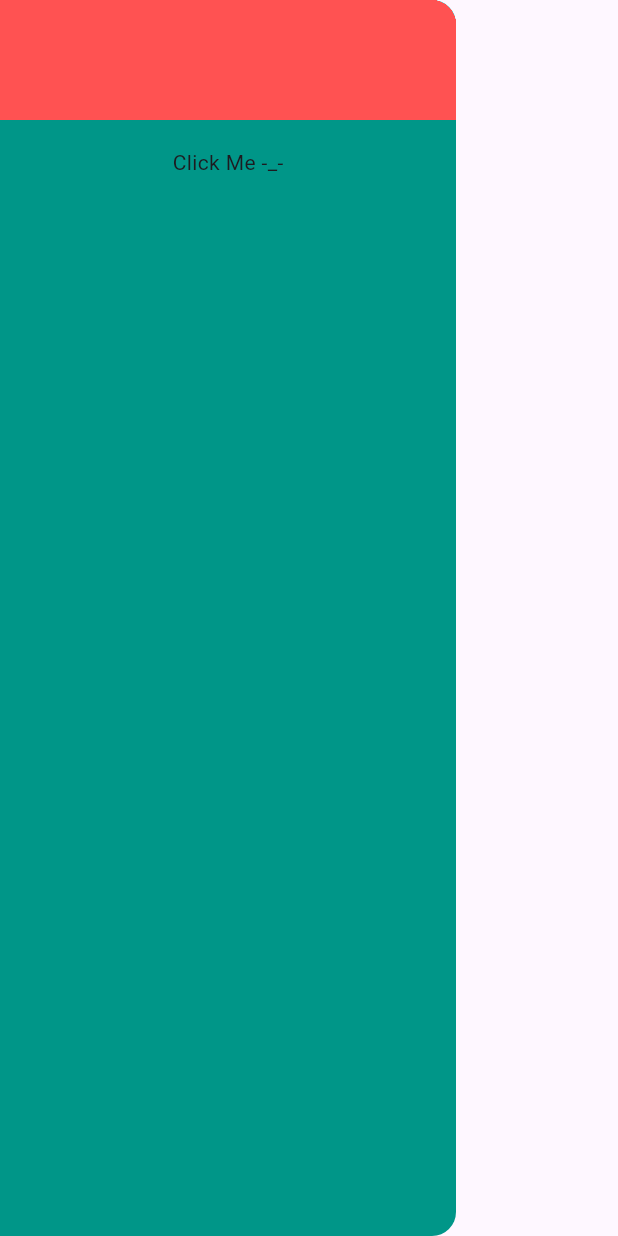
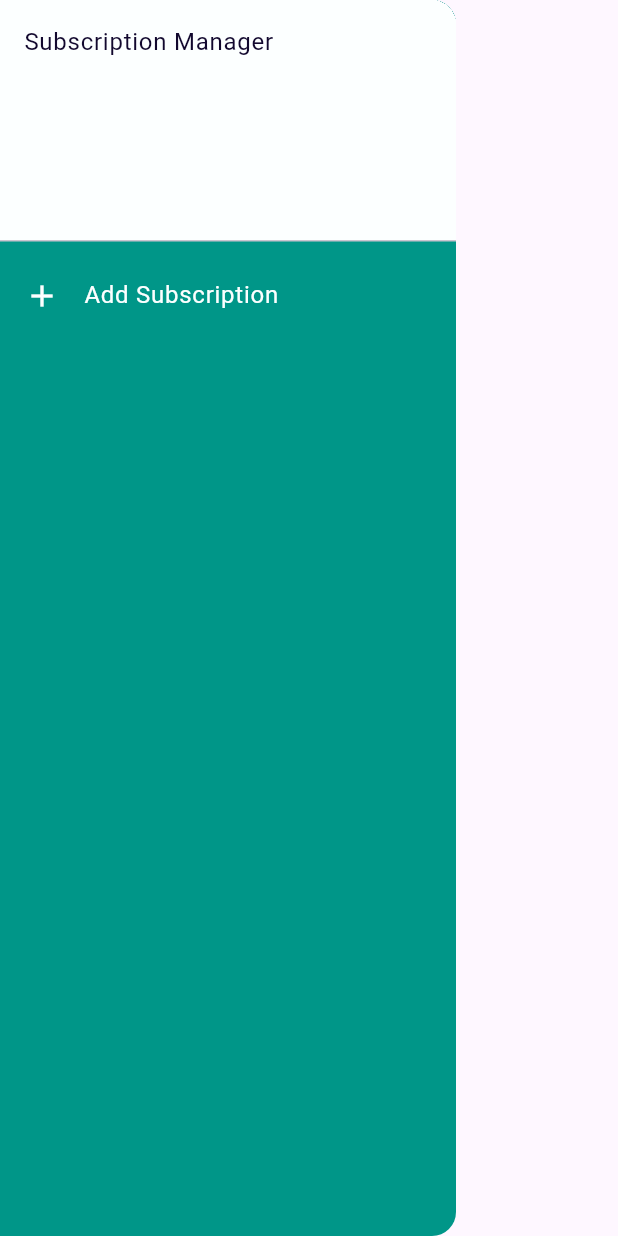
Before and after one commit to Alqdees/Subscription-Manager, a Flutter app: the NavDrawer widget shown alone on an empty page, opened directly, on a phone screen of 412 x 824 dp. Run offline on Flutter 3.47's test engine with Material 3 defaults, Android fonts, the phone set to English and light mode, and no system bars; our stand-ins replace get, sqflite, sqflite_common_ffi; missing offline and left inert: dart:ffi; accounts and stored records are empty.

Commit message:
add drawer and divide widget

```diff
--- a/lib/View/NavDrawar/NavDrawar.dart
+++ b/lib/View/NavDrawar/NavDrawar.dart
@@ -1,5 +1,7 @@
 import 'package:flutter/material.dart';
 import 'package:subscription_manager/View/Colors/Colors.dart';
+
+import '../../generated/l10n.dart';
 
 class NavDrawer extends StatelessWidget {
   NavDrawer({super.key});
@@ -18,24 +20,33 @@ class NavDrawer extends StatelessWidget {
     return Drawer(
       elevation: 0,
       backgroundColor: ColorUsed.primaryColor,
-      child: Column(
+      child: ListView(
+        padding: EdgeInsets.zero,
         children: [
-          Container(
-            height: 80.0,
-            color: Colors.redAccent,
+          DrawerHeader(
+            decoration: BoxDecoration(
+              color: ColorUsed.cardColor,
+            ),
+            child: Text(
+              S.of(context).app_name,
+              style: TextStyle(
+                color: ColorUsed.fontColor,
+              ),
+            ),
           ),
-          const SizedBox(
-            height: 18.0,
+          ListTile(
+            title: Text(S.of(context).add,
+                style: TextStyle(
+                  color: ColorUsed.cardColor,
+                )),
+            leading: Icon(
+              Icons.add,
+              color: ColorUsed.cardColor,
+            ),
+            onTap: () {
+              // Get.to(AddItem());
+            },
           ),
-          GestureDetector(
-            child: const Text('Click Me -_-'),
-            onTap: () {
-              int a = date1!.millisecondsSinceEpoch;
-
-              // differenceInDays = difference.inDays;
-              print('object clicked ___  $a');
-            },
-          )
         ],
       ),
     );
```
